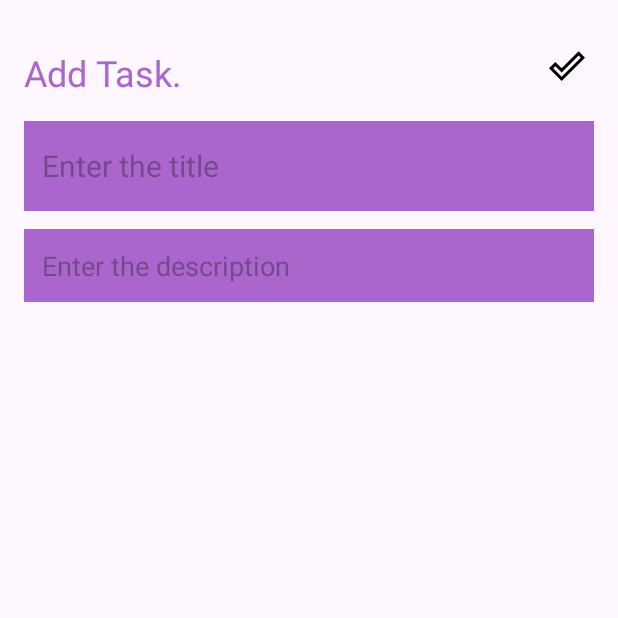
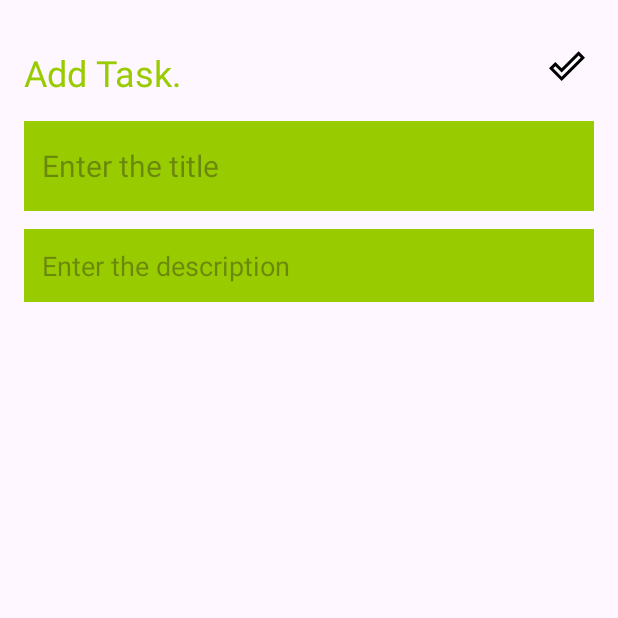
Before and after one commit to varunshanagapati/MyList, an Android app: the Addtask screen opened directly, with no data from a screen before it, on a phone screen of 412 x 824 dp, the top half of it. Run offline under Robolectric (Android 15) with nearby library versions, the phone set to English and light mode, and no system bars.

Commit message:
Update activity_addtask.xml
Color Change

```diff
--- a/app/src/main/res/layout/activity_addtask.xml
+++ b/app/src/main/res/layout/activity_addtask.xml
@@ -14,7 +14,7 @@
         android:layout_alignParentTop="true"
         android:layout_marginTop="16dp"
         android:text="Add Task."
-        android:textColor="@android:color/holo_purple"
+        android:textColor="@android:color/holo_green_light"
         android:textSize="24sp" />
 
     <ImageView
@@ -33,7 +33,7 @@
         android:padding="12dp"
         android:textSize="20sp"
         android:layout_below="@id/addNoteHeading"
-        android:background="@android:color/holo_purple"
+        android:background="@android:color/holo_green_light"
         android:layout_marginTop="16dp"
         android:maxLines="1" />
     <EditText
@@ -44,7 +44,7 @@
         android:gravity="top"
         android:padding="12dp"
         android:textSize="18sp"
-        android:background="@android:color/holo_purple"
+        android:background="@android:color/holo_green_light"
         android:layout_below="@id/titleEditText"
         android:layout_marginTop="12dp" />
 </RelativeLayout>
```
